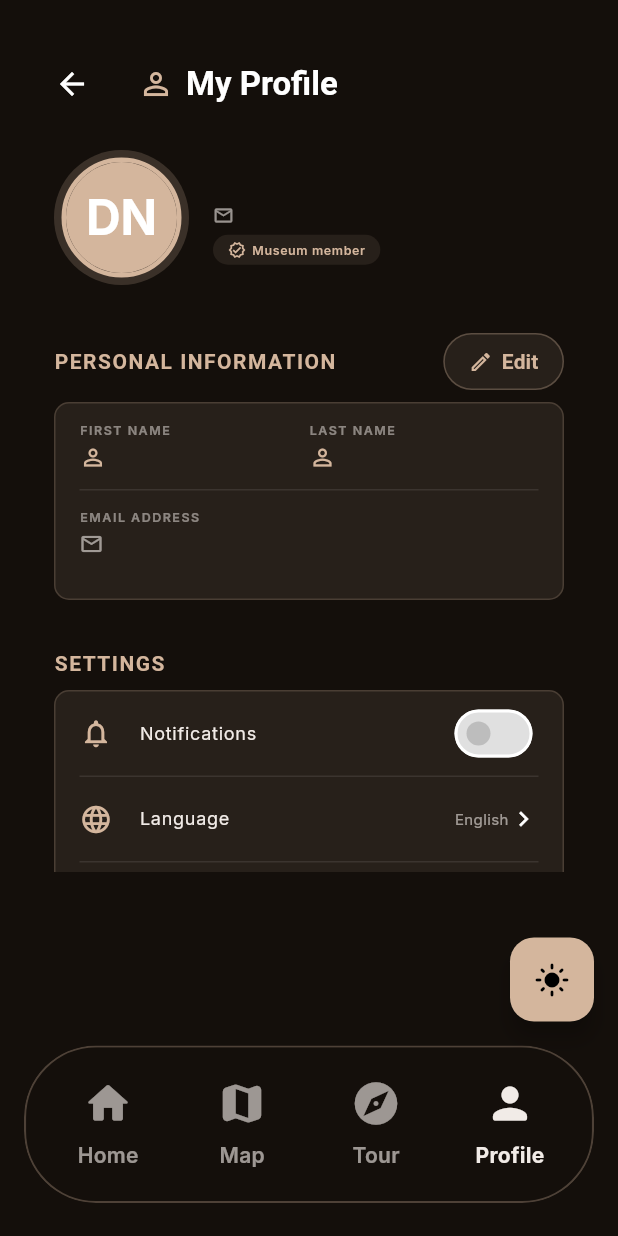
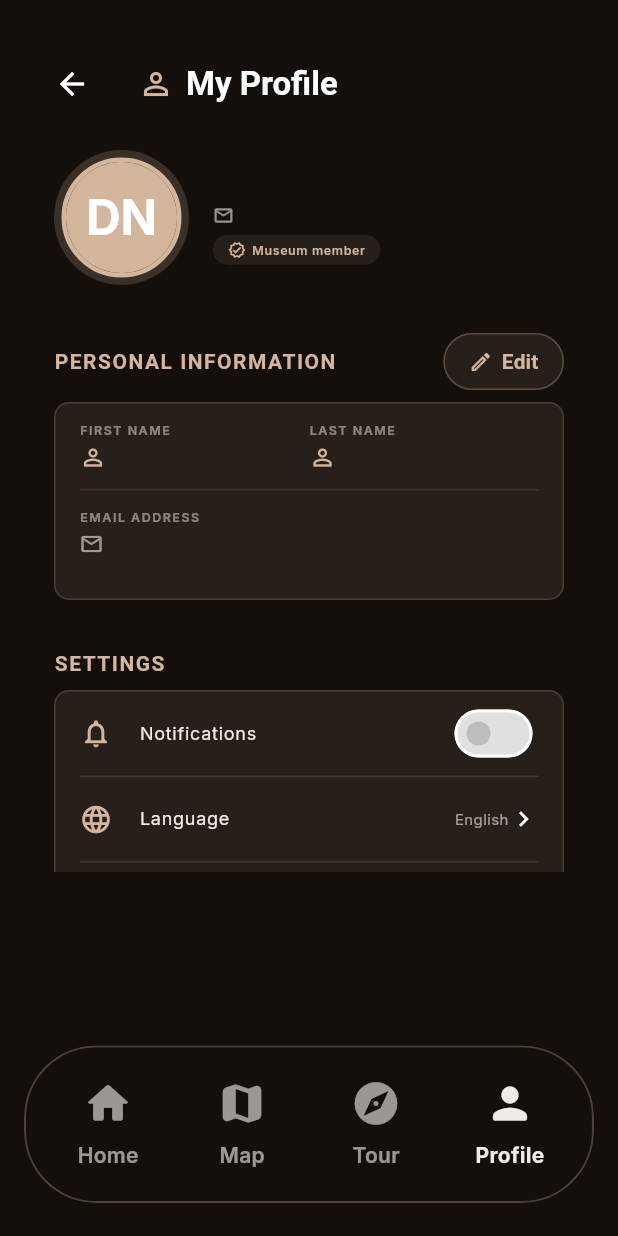
Before and after one commit to minhkhoa6868/southern_women_museum_frontend, a Flutter app: the LayoutScreen screen opened by its route, item 4 of the bottom bar chosen, on a phone screen of 412 x 824 dp. Run offline on Flutter 3.47's test engine with Material 3 defaults, Android fonts, the phone set to English and light mode, and no system bars; our stand-ins replace flutter_dotenv, google_fonts, shared_preferences; accounts and stored records are empty; network calls fail.

Commit message:
feat: move theme buttun to setting

```diff
--- a/lib/screen/layout/layout_screen.dart
+++ b/lib/screen/layout/layout_screen.dart
@@ -5,7 +5,6 @@ import 'package:provider/provider.dart';
 
 import '../../core/constants/color_constants.dart';
 import '../../core/services/auth_service.dart';
-import '../../core/services/theme_service.dart';
 import '../../router/app_router.dart';
 import '../home/home_screen.dart';
 import '../map/map_screen.dart';
@@ -80,16 +79,6 @@ class _LayoutScreenState extends State<LayoutScreen> {
               ],
             ),
           ),
-        ),
-      ),
-
-      floatingActionButton: FloatingActionButton(
-        onPressed: () => context.read<ThemeService>().toggle(),
-        tooltip: 'Toggle Theme',
-        child: Icon(
-          context.watch<ThemeService>().isDark
-              ? Icons.light_mode_rounded
-              : Icons.dark_mode_rounded,
         ),
       ),
 
--- a/lib/screen/profile/profile_screen.dart
+++ b/lib/screen/profile/profile_screen.dart
@@ -1,6 +1,7 @@
 import 'package:flutter/material.dart';
 import 'package:provider/provider.dart';
 import '../../core/services/auth_service.dart';
+import '../../core/services/theme_service.dart';
 
 class ProfileScreen extends StatefulWidget {
   const ProfileScreen({super.key});
@@ -818,7 +819,7 @@ class _ProfileScreenState extends State<ProfileScreen> {
       ),
       child: Column(
         children: [
-          // Notifications - with bell icon
+          // Notifications
           SwitchListTile(
             contentPadding: const EdgeInsets.symmetric(horizontal: 16),
             secondary: Icon(Icons.notifications_outlined, color: colorScheme.primary, size: 22),
@@ -834,7 +835,7 @@ class _ProfileScreenState extends State<ProfileScreen> {
           ),
           _buildDivider(theme),
 
-          // Language - with globe icon
+          // Language
           ListTile(
             contentPadding: const EdgeInsets.symmetric(horizontal: 16),
             leading: Icon(Icons.language_outlined, color: colorScheme.primary, size: 22),
@@ -855,7 +856,29 @@ class _ProfileScreenState extends State<ProfileScreen> {
           ),
           _buildDivider(theme),
 
-          // Privacy Settings - with lock icon
+          // Dark Mode toggle
+          Consumer<ThemeService>(
+            builder: (context, themeService, _) => SwitchListTile(
+              contentPadding: const EdgeInsets.symmetric(horizontal: 16),
+              secondary: Icon(
+                themeService.isDark
+                    ? Icons.dark_mode_outlined
+                    : Icons.light_mode_outlined,
+                color: colorScheme.primary,
+                size: 22,
+              ),
+              title: Text('Dark Mode', style: textTheme.bodyLarge),
+              value: themeService.isDark,
+              onChanged: (_) => themeService.toggle(),
+              activeThumbColor: colorScheme.primary,
+              activeTrackColor: colorScheme.primary.withValues(alpha: 0.5),
+              inactiveThumbColor: Colors.grey[400],
+              inactiveTrackColor: Colors.grey[300],
+            ),
+          ),
+          _buildDivider(theme),
+
+          // Privacy Settings
           ListTile(
             contentPadding: const EdgeInsets.symmetric(horizontal: 16),
             leading: Icon(Icons.lock_outlined, color: colorScheme.primary, size: 22),
```
Also changed, not shown: lib/core/services/api_service.dart (+45 -0 lines), lib/models/artifact_model.dart (added, +58 -0 lines).
